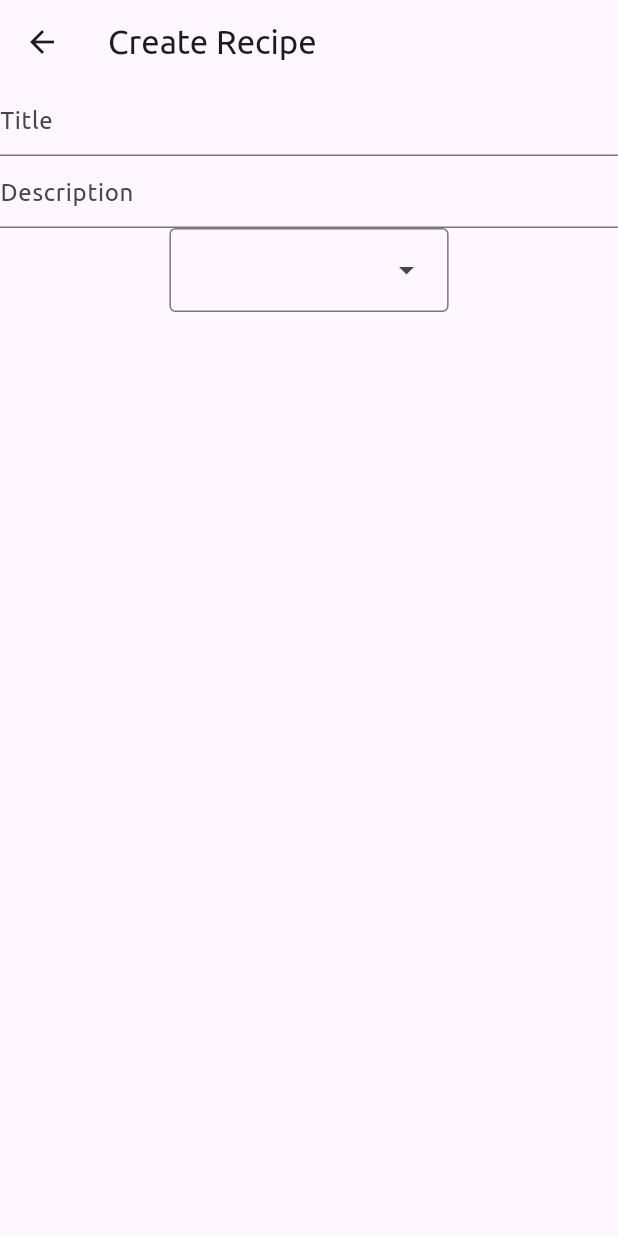
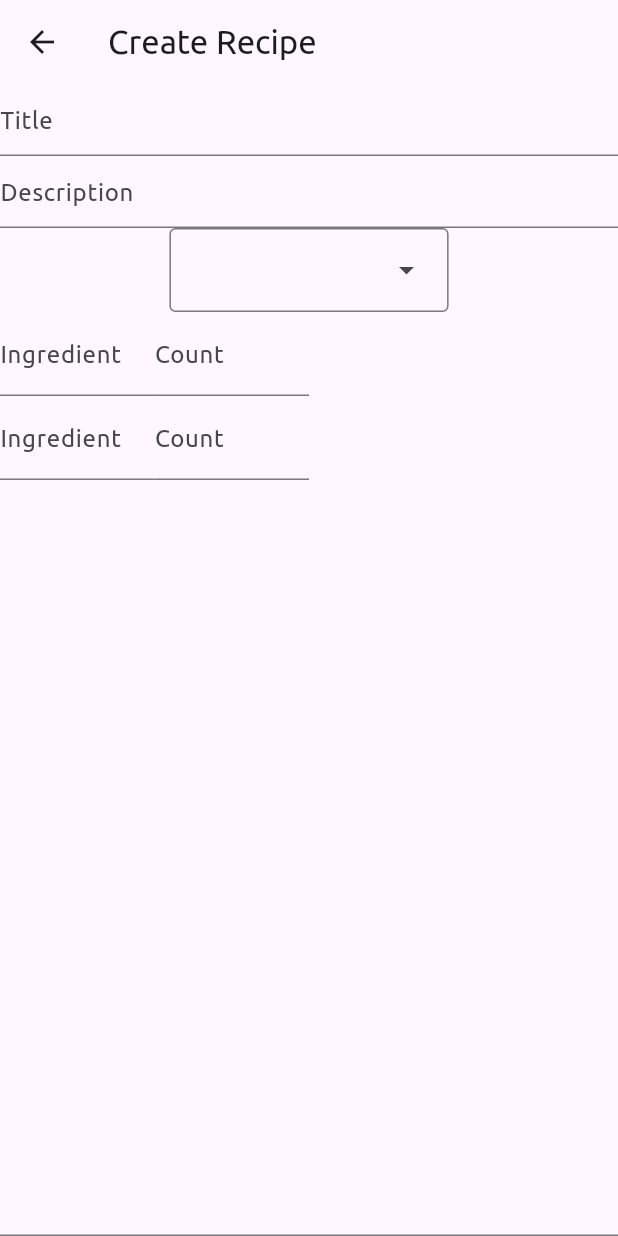
Before and after one commit to SomnusVeritas/rezepte, a Flutter app: the CreateRecipe screen opened by its route, on a phone screen of 412 x 824 dp. Run offline on Flutter 3.47's test engine with Material 2 defaults, Android fonts, the phone set to English and light mode, and no system bars; project files that could hold a hidden picture were left out.

Commit message:
added ingredients list and dropdown textfield

```diff
--- a/lib/pages/create_recipe_page.dart
+++ b/lib/pages/create_recipe_page.dart
@@ -1,4 +1,6 @@
 import 'package:flutter/material.dart';
+import 'package:rezepte/widgets/dropdown_textfield.dart';
+import 'package:rezepte/widgets/ingredients_list.dart';
 
 import '../models/difficulty.dart';
 import '../widgets/difficulty_dropdown.dart';
@@ -39,6 +41,8 @@ class _CreateRecipeState extends State<CreateRecipe> {
               ),
             ),
             const DifficultyDropdown(),
+            const IngredientsList(),
+            const DropdownTextfield(),
           ],
         ),
       ),
--- /dev/null
+++ b/lib/widgets/dropdown_textfield.dart
@@ -0,0 +1,41 @@
+import 'package:flutter/material.dart';
+
+class DropdownTextfield extends StatefulWidget {
+  const DropdownTextfield({super.key});
+
+  @override
+  State<DropdownTextfield> createState() => _DropdownTextfieldState();
+}
+
+class _DropdownTextfieldState extends State<DropdownTextfield> {
+  List<DropdownMenuItem> get _getDropdownItems {
+    return [
+      const DropdownMenuItem(
+        child: Text('rsitensroe'),
+        value: 1,
+      ),
+      const DropdownMenuItem(
+        child: Text('rstiersnmti'),
+        value: 2,
+      )
+    ];
+  }
+
+  @override
+  Widget build(BuildContext context) {
+    final dropdownValue = _getDropdownItems.first.value;
+    return SizedBox(
+      width: 500,
+      child: TextField(
+        decoration: InputDecoration(
+            suffix: DropdownButton(
+          items: _getDropdownItems,
+          onChanged: _onDropdownChanged,
+          value: dropdownValue,
+        )),
+      ),
+    );
+  }
+
+  void _onDropdownChanged(value) {}
+}
--- /dev/null
+++ b/lib/widgets/ingredients_list.dart
@@ -0,0 +1,45 @@
+import 'package:flutter/material.dart';
+
+class IngredientsList extends StatefulWidget {
+  const IngredientsList({super.key});
+
+  @override
+  State<IngredientsList> createState() => _IngredientsListState();
+}
+
+class _IngredientsListState extends State<IngredientsList> {
+  @override
+  Widget build(BuildContext context) {
+    return Expanded(
+      child: ListView.builder(
+        itemCount: 2,
+        itemBuilder: _ingredientsBuilder,
+      ),
+    );
+  }
+
+  Widget? _ingredientsBuilder(BuildContext context, int index) {
+    final screenWidth = MediaQuery.of(context).size.width;
+    return Row(
+      mainAxisSize: MainAxisSize.min,
+      children: [
+        SizedBox(
+          width: screenWidth / 4,
+          child: const TextField(
+            decoration: InputDecoration(
+              label: Text('Ingredient'),
+            ),
+          ),
+        ),
+        SizedBox(
+          width: screenWidth / 4,
+          child: const TextField(
+            decoration: InputDecoration(
+              label: Text('Count'),
+            ),
+          ),
+        ),
+      ],
+    );
+  }
+}
```
